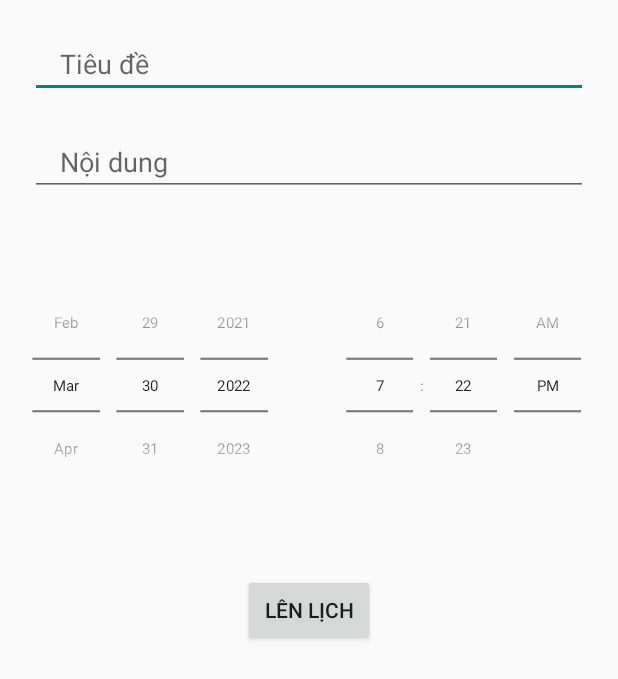
After one commit to KTTNKL/UAIEO, an Android app: the NotificationDetailActivity screen opened directly, with no data from a screen before it, on a phone screen of 412 x 824 dp. The commit adds this screen. Shown: the top 679 px of the screen. Run offline under Robolectric (Android 15) with nearby library versions, the phone set to English and light mode, and no system bars.

Commit message:
[19127622] Notification Detail

```diff
--- a/Source/app/build.gradle
+++ b/Source/app/build.gradle
@@ -16,6 +16,10 @@ android {
         versionName "1.0"
 
         testInstrumentationRunner "androidx.test.runner.AndroidJUnitRunner"
+    }
+
+    buildFeatures {
+        viewBinding true
     }
 
     buildTypes {
--- /dev/null
+++ b/Source/app/src/main/java/com/khtn/uaieo/activity/NotificationDetailActivity.kt
@@ -0,0 +1,93 @@
+package com.khtn.uaieo.activity
+
+import android.app.*
+import android.content.Context
+import android.content.Intent
+import android.os.Build
+import androidx.appcompat.app.AppCompatActivity
+import android.os.Bundle
+import androidx.annotation.RequiresApi
+import com.khtn.uaieo.R
+import com.khtn.uaieo.databinding.ActivityMainBinding
+import kotlinx.android.synthetic.main.activity_notification_detail.*
+import kotlinx.android.synthetic.main.activity_notification_detail.view.*
+import java.util.*
+
+class NotificationDetailActivity : AppCompatActivity() {
+    @RequiresApi(Build.VERSION_CODES.O)
+    override fun onCreate(savedInstanceState: Bundle?) {
+        super.onCreate(savedInstanceState)
+        setContentView(R.layout.activity_notification_detail)
+
+        createNotificationChannel()
+        submitBT.setOnClickListener { scheduleNotification() }
+
+    }
+
+    @RequiresApi(Build.VERSION_CODES.M)
+    private fun scheduleNotification() {
+        val intent = Intent(applicationContext, Notification::class.java)
+        val title = titleET.text.toString()
+        val message = messageET.text.toString()
+        intent.putExtra(titleExtra, title)
+        intent.putExtra(messageExtra, message)
+
+        val pendingIntent = PendingIntent.getBroadcast(
+            applicationContext,
+            notificationID,
+            intent,
+            PendingIntent.FLAG_IMMUTABLE or PendingIntent.FLAG_UPDATE_CURRENT
+        )
+
+        val alarmManager = getSystemService(Context.ALARM_SERVICE) as AlarmManager
+        val time = getTime()
+        alarmManager.setExactAndAllowWhileIdle(
+            AlarmManager.RTC_WAKEUP,
+            time,
+            pendingIntent
+        )
+        showAlert(time, title, message)
+    }
+
+    private fun showAlert(time: Long, title: String, message: String) {
+        val date = Date(time)
+        val dateFormat = android.text.format.DateFormat.getLongDateFormat(applicationContext)
+        val timeFormat = android.text.format.DateFormat.getTimeFormat(applicationContext)
+
+        AlertDialog.Builder(this)
+            .setTitle("Notification Scheduled")
+            .setMessage(
+                "Title: " + title +
+                        "\nMessage: " + message +
+                        "\nAt: " + dateFormat.format(date) + " " +
+                        timeFormat.format(date))
+            .setPositiveButton("Okay"){_, _ ->}
+            .show()
+    }
+
+
+    @RequiresApi(Build.VERSION_CODES.M)
+    private fun getTime(): Long {
+        val minute = timePicker.minute
+        val hour = timePicker.hour
+        val day = datePicker.dayOfMonth
+        val month = datePicker.month
+        val year = datePicker.year
+
+        val canlendar = Calendar.getInstance()
+        canlendar.set(year, month, day, hour, minute)
+
+        return canlendar.timeInMillis
+    }
+
+    @RequiresApi(Build.VERSION_CODES.O)
+    private fun createNotificationChannel() {
+        val name = "Notif Channel"
+        val desc = "A Description of the Channel"
+        val importance = NotificationManager.IMPORTANCE_DEFAULT
+        val channel = NotificationChannel(channelID, name, importance)
+        channel.description = desc
+        val notificationManager = getSystemService(NOTIFICATION_SERVICE) as NotificationManager
+        notificationManager.createNotificationChannel(channel)
+    }
+}
--- /dev/null
+++ b/Source/app/src/main/res/layout/activity_notification_detail.xml
@@ -0,0 +1,72 @@
+<?xml version="1.0" encoding="utf-8"?>
+<LinearLayout xmlns:android="http://schemas.android.com/apk/res/android"
+    xmlns:tools="http://schemas.android.com/tools"
+    android:layout_width="match_parent"
+    android:layout_height="match_parent"
+    android:orientation="vertical"
+    tools:context=".activity.NotificationDetailActivity">
+
+
+    <EditText
+        android:id="@+id/titleET"
+        android:layout_width="match_parent"
+        android:layout_height="wrap_content"
+        android:paddingHorizontal="20dp"
+        android:layout_marginTop="20dp"
+        android:layout_marginLeft="20dp"
+        android:layout_marginRight="20dp"
+        android:hint="@string/notification_title"
+        android:ems="10"
+        android:inputType="textPersonName"
+        android:text="" />
+
+    <EditText
+        android:id="@+id/messageET"
+        android:layout_width="match_parent"
+        android:layout_height="wrap_content"
+        android:paddingHorizontal="20dp"
+        android:layout_marginTop="20dp"
+        android:layout_marginLeft="20dp"
+        android:layout_marginRight="20dp"
+        android:hint="@string/notification_message"
+        android:ems="10"
+        android:inputType="textPersonName"
+        android:text="" />
+
+    <LinearLayout
+        android:layout_width="match_parent"
+        android:layout_height="wrap_content"
+        android:layout_marginTop="20dp">
+        <DatePicker
+            android:id="@+id/datePicker"
+            android:layout_width="0dp"
+            android:layout_weight="1"
+            android:layout_height="wrap_content"
+            android:datePickerMode="spinner"
+            android:calendarViewShown="false"
+            android:layout_gravity="center"
+            android:scaleY="0.7"
+            android:scaleX="0.7"
+            android:layout_marginLeft="-30dp"
+            android:layout_marginRight="-30dp"/>
+        <TimePicker
+            android:id="@+id/timePicker"
+            android:layout_width="0dp"
+            android:layout_weight="1"
+            android:layout_height="wrap_content"
+            android:timePickerMode="spinner"
+            android:layout_gravity="center"
+            android:scaleY="0.7"
+            android:scaleX="0.7"
+            android:layout_marginLeft="-30dp"
+            android:layout_marginRight="-30dp"/>
+    </LinearLayout>
+
+    <Button
+        android:id="@+id/submitBT"
+        android:layout_marginTop="20dp"
+        android:layout_gravity="center"
+        android:text="@string/notification_schedule_notification"
+        android:layout_width="wrap_content"
+        android:layout_height="wrap_content"/>
+</LinearLayout>
--- a/Source/app/src/main/res/values/strings.xml
+++ b/Source/app/src/main/res/values/strings.xml
@@ -30,4 +30,8 @@
     <string name="backBtn">Back</string>
     <string name="TipTitle">TIPS FOR TOEIC</string>
     <string name="SearchBtn">TÌM KIẾM</string>
+    <string name="notification">Thông báo</string>
+    <string name="notification_title">Tiêu đề</string>
+    <string name="notification_message">Nội dung</string>
+    <string name="notification_schedule_notification">Lên lịch</string>
 </resources>
```
Also changed, not shown: Source/app/src/main/AndroidManifest.xml (+13 -2 lines), Source/app/src/main/java/com/khtn/uaieo/activity/Notification.kt (added, +26 -0 lines), Source/app/src/main/java/com/khtn/uaieo/activity/NotificationListActivity.kt (added, +12 -0 lines), Source/app/src/main/res/drawable/ic_add.xml (added, +10 -0 lines), Source/app/src/main/res/layout/activity_main.xml (+17 -17 lines), Source/app/src/main/res/layout/activity_notification_list.xml (added, +30 -0 lines).
